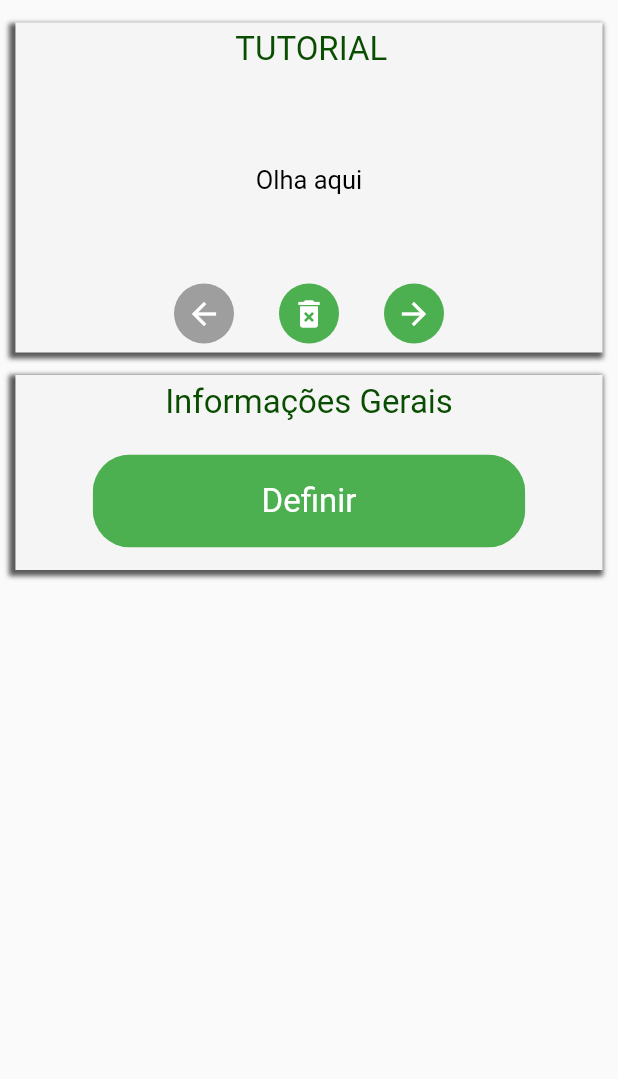
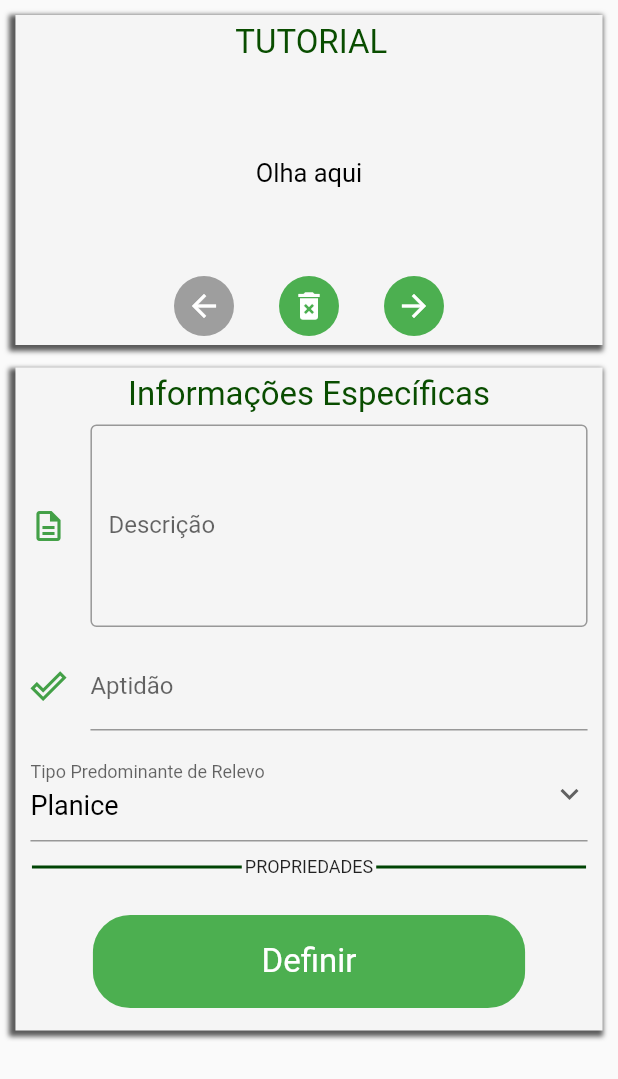
Before and after one commit to LaercioRJ/AgroImobi, a Flutter app: the SpecificInfoForm screen opened directly with empty values, on a phone screen of 412 x 824 dp. Shown: the top 1079 px of the screen. Run offline on Flutter 3.47's test engine with Material 2 defaults, Android fonts, the phone set to English and light mode, and no system bars; our stand-ins replace mask_text_input_formatter; accounts and stored records are empty; Roboto replaces fonts that are missing (arial).

Commit message:
commit Laercio

```diff
--- a/lib/src/classes/terrain.dart
+++ b/lib/src/classes/terrain.dart
@@ -10,11 +10,11 @@ class Terrain {
   double rentPrice;
   double totalArea;
   String areaType;
-  String aptidao;
+  String aptidao; // is it a select?
   //String localizacao; // checar qual o tipo de dados
-  String city;
-  String state;
-  String relevo;
+  String city; // select
+  String state; // select
+  String topography; // select
   int advertisementType;
   String classificacao;
   List<String> photos = [];
@@ -36,7 +36,7 @@ class Terrain {
     this.aptidao,
     this.city,
     this.state,
-    this.relevo,
+    this.topography,
     this.advertisementType,
     this.classificacao,
     this.photos,
@@ -60,7 +60,7 @@ class Terrain {
       'aptidao': aptidao,
       'cidade': city,
       'estado': state,
-      'relevo': relevo,
+      'topography': topography,
       'tipo': advertisementType,
       'classificacao': classificacao,
       'fotos': photos,
--- a/lib/src/screen/terrain_crud/create_forms/specific_info_form.dart
+++ b/lib/src/screen/terrain_crud/create_forms/specific_info_form.dart
@@ -1,6 +1,9 @@
 import 'package:flutter/material.dart';
+import 'package:flutter/services.dart';
 
 import '../specific_widgets/tutorial_card.dart';
+import '../../../widgets/dropdown.dart';
+import '../../../widgets/text_divider.dart';
 
 import '../../../classes/terrain.dart';
 
@@ -15,14 +18,14 @@ class SpecificInfoForm extends StatefulWidget {
 
 class SpecificInfoFormState extends State<SpecificInfoForm> {
   final List<String> tutorialMessages = ['Olha aqui', 'Vem aqui'];
+  final List<String> topographys = ['Planice', 'Montanhoso', 'Pequenas Irregulariedades'];
   final _formKey = GlobalKey<FormState>();
 
   @override
   Widget build(BuildContext context) {
     return Scaffold(
-      body: Padding(
-        padding: const EdgeInsets.fromLTRB(2, 15, 2, 0),
-        child: Column(
+      body: ListView(
+        padding: const EdgeInsets.all(10),
         children: [
           Center(
             child: TutorialCard(messages: tutorialMessages)
@@ -52,7 +55,7 @@ class SpecificInfoFormState extends State<SpecificInfoForm> {
                         const Padding(
                           padding: EdgeInsets.only(bottom: 7),
                           child: Text(
-                              'Informações Gerais',
+                            'Informações Específicas',
                             style: TextStyle(
                               color: Color.fromARGB(255, 9, 77, 0),
                               fontSize: 22,
@@ -60,6 +63,49 @@ class SpecificInfoFormState extends State<SpecificInfoForm> {
                             ),
                           ),
                         ),
+                        TextFormField(
+                          maxLines: 5,
+                          inputFormatters: [
+                            LengthLimitingTextInputFormatter(50)
+                          ],
+                          decoration: InputDecoration(
+                            labelText: 'Descrição',
+                            fillColor: Colors.green,
+                            icon: const Icon(Icons.description_outlined),
+                            iconColor: Colors.green[600],
+                            focusColor: Colors.green,
+                            border: const OutlineInputBorder(
+                              borderSide: BorderSide(
+                                color: Colors.green
+                              )
+                            )
+                          ),
+                        ),
+                        Padding(
+                          padding: const EdgeInsets.only(top: 10),
+                          child: TextFormField(
+                            decoration: InputDecoration(
+                              labelText: 'Aptidão',
+                              fillColor: Colors.green,
+                              icon: const Icon(Icons.done_outline),
+                              iconColor: Colors.green[600],
+                              focusColor: Colors.green,
+                            ),
+                          ),
+                        ),
+                        Padding(
+                          padding: const EdgeInsets.only(top: 10),
+                          child: Dropdown(
+                            label: 'Tipo Predominante de Relevo',
+                            list: topographys,
+                            onSelect: (name) => {},
+                          ),
+                        ),
+                        const Padding(
+                          padding: EdgeInsets.only(top: 10, bottom: 10),
+                          child: TextDivider(label: 'PROPRIEDADES')
+                        ),
+
                         Center(
                           child: SizedBox(
                             width: MediaQuery.of(context).size.width * 0.7,
@@ -72,7 +118,8 @@ class SpecificInfoFormState extends State<SpecificInfoForm> {
                                     backgroundColor: Colors.green,
                                     foregroundColor: Colors.white,
                                     padding: const EdgeInsets.fromLTRB(70, 18, 70, 18),
-                                      textStyle: const TextStyle(fontSize: 22)),
+                                    textStyle: const TextStyle(fontSize: 22)
+                                  ),
                                   onPressed: () {
                                     widget.onSubmit(2, widget.terrainReference);
                                   },
@@ -91,30 +138,6 @@ class SpecificInfoFormState extends State<SpecificInfoForm> {
           )
         ],
       ),
-      ),
     );
   }
 }
-
-/*Center(
-      child: SizedBox(
-        width: MediaQuery.of(context).size.width * 0.7,
-        height: MediaQuery.of(context).size.height * 0.15,
-        child: Padding(
-          padding: const EdgeInsets.fromLTRB(0, 15, 0, 15),
-          child: ClipRRect(
-            borderRadius: BorderRadius.circular(25),
-            child: TextButton(
-              style: TextButton.styleFrom(
-                backgroundColor: Colors.green,
-                foregroundColor: Colors.white,
-                padding: const EdgeInsets.fromLTRB(70, 18, 70, 18),
-                textStyle: const TextStyle(fontSize: 22)),
-              onPressed: () {
-                widget.onSubmit(2, widget.terrainReference);
-              },
-              child: const Text('Enviar')),
-          ),
-        ),
-      ),
-    );*/
```
Also changed, not shown: lib/src/screen/terrain_crud/create_forms/basic_info_form.dart (+64 -7 lines). Lines whose indentation alone changed are shown as unchanged.
